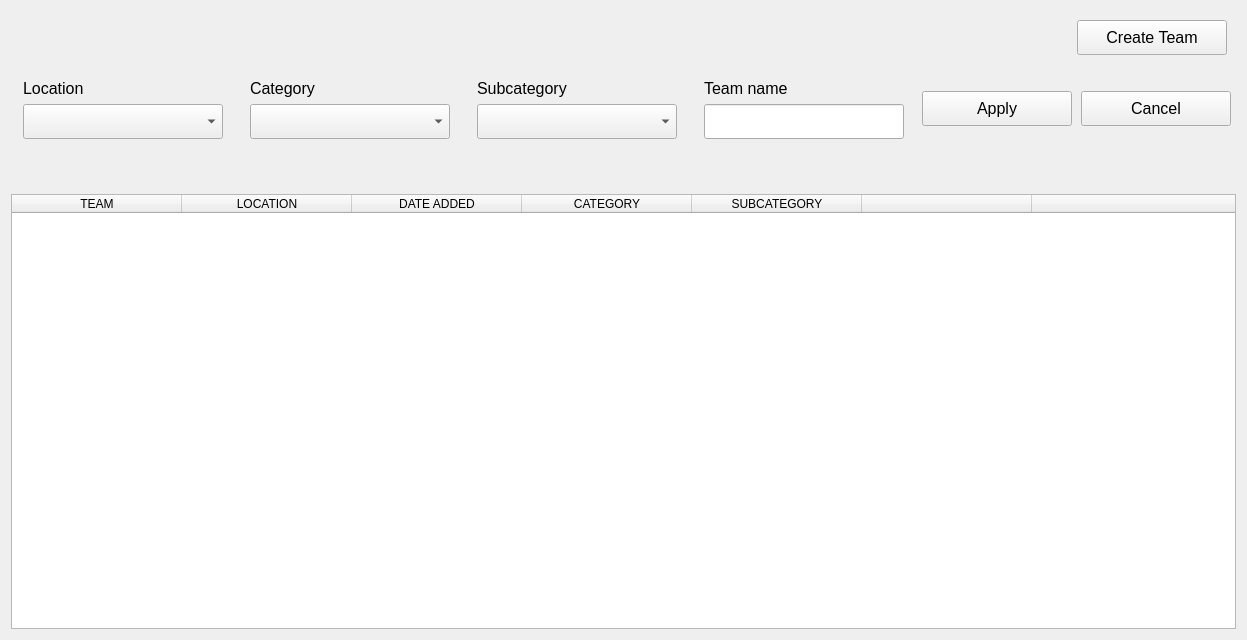
Qt form client/screens/widgets/teams/teams.ui (kleroop/TechCourse_2022_12) before a commit.
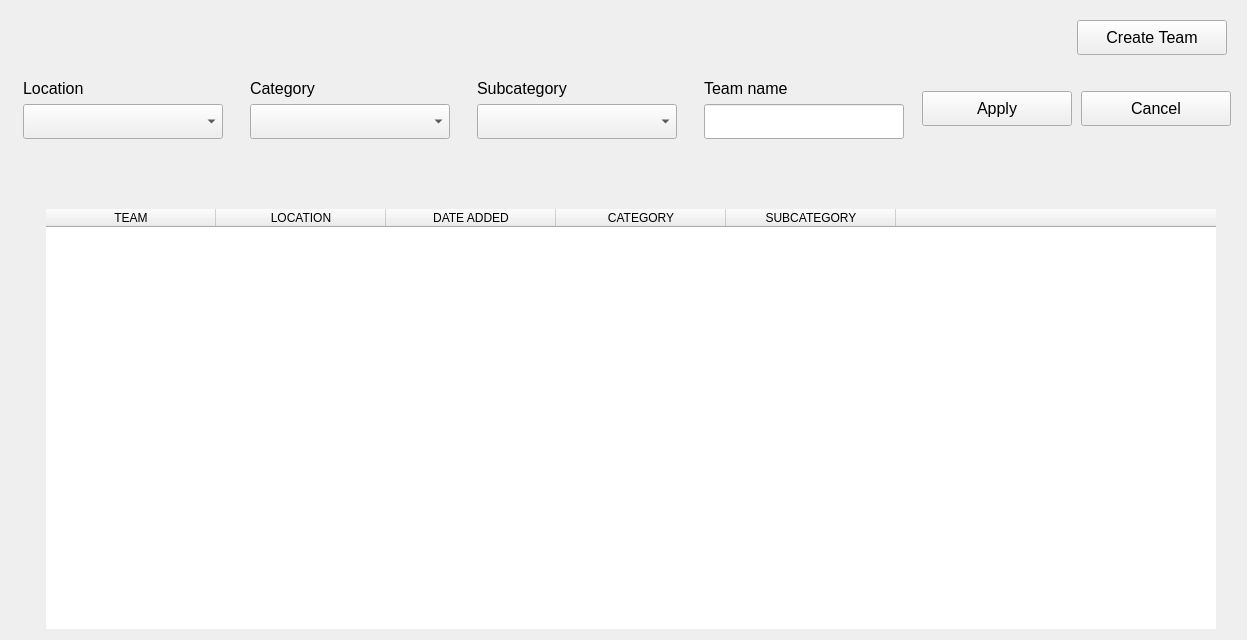
The same form after that commit. Icons and pictures are not drawn.

Commit message: done table styling

```diff
--- a/client/screens/widgets/teams/teams.ui
+++ b/client/screens/widgets/teams/teams.ui
@@ -357,14 +357,48 @@
        <verstretch>0</verstretch>
       </sizepolicy>
      </property>
+     <property name="styleSheet">
+      <string notr="true">QHeaderView::section {
+    font-family: &quot;url(:/Resources/fonts/open-sans/OpenSans-Semibold.ttf)&quot;;
+	font-weight: 500;
+	font-size: 12px;
+	color: rgb(67, 76, 93);
+	border: none;
+	margin: 0;
+	padding: 0;
+}
+
+QTableWidget {
+	padding-left: 35;
+	padding-right: 20;
+	padding-top: 15;
+	border: none;
+}
+
+QTableWidget::item {
+ 	font-family: &quot;url(:/Resources/fonts/open-sans/OpenSans-Semibold.ttf)&quot;;
+	font-weight: 400;
+	font-size: 16px;
+	color: rgb(43, 47, 67);
+	border-top: none;
+	border-right: none;
+	border-left: none;
+	border-bottom: 1px solid rgb(212, 217, 226);
+	padding-top: 15;
+	padding-bottom: 15;
+ }</string>
+     </property>
      <property name="editTriggers">
       <set>QAbstractItemView::NoEditTriggers</set>
      </property>
+     <property name="showGrid">
+      <bool>true</bool>
+     </property>
      <property name="sortingEnabled">
       <bool>true</bool>
      </property>
      <property name="columnCount">
-      <number>7</number>
+      <number>6</number>
      </property>
      <attribute name="horizontalHeaderCascadingSectionResizes">
       <bool>false</bool>
@@ -411,11 +445,6 @@
        <string/>
       </property>
      </column>
-     <column>
-      <property name="text">
-       <string/>
-      </property>
-     </column>
     </widget>
    </item>
   </layout>
```
Left out of the diff: 4 changed lines with no effect on the pictures. The commit also changes 2 other files.
